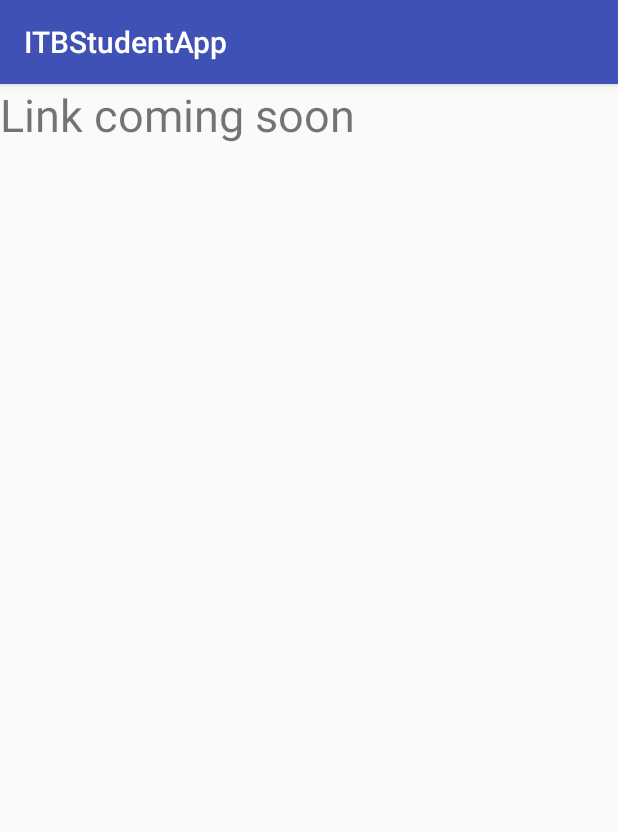
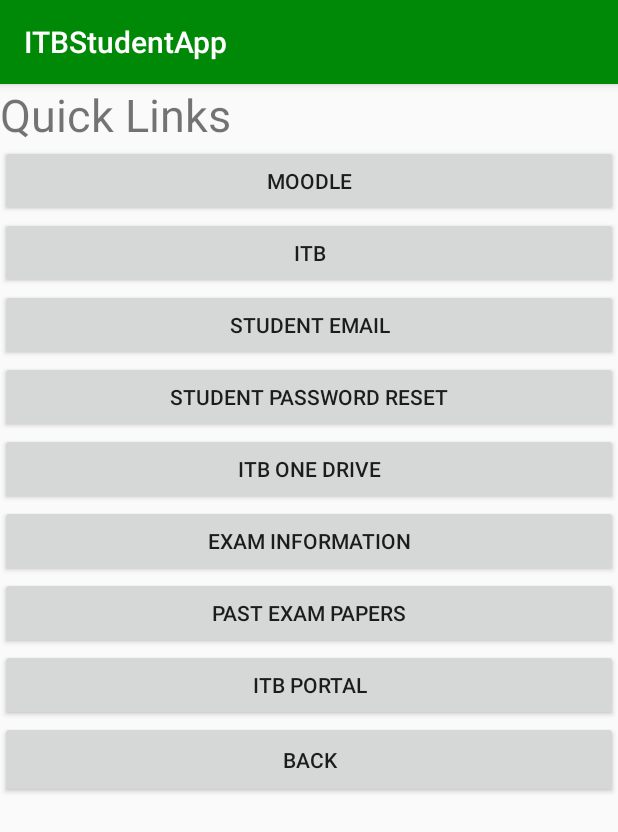
Before and after one commit to AndrewSherlock/Student-Andriod-Application, an Android app: the Links screen opened directly, with no data from a screen before it, on a phone screen of 412 x 824 dp. Shown: the top 832 px of the screen. Run offline under Robolectric (Android 15) with nearby library versions, the phone set to English and light mode, and no system bars.

Commit message:
Made Links page, changed the colours, removed code from Quiz, Forum and Timetable causing app to crash

```diff
--- a/app/src/main/res/layout/activity_links.xml
+++ b/app/src/main/res/layout/activity_links.xml
@@ -6,11 +6,110 @@
     android:layout_height="match_parent"
     tools:context="itbstudentapp.com.itbstudentapp.Transport">
 
-    <TextView
+    <GridLayout
         android:layout_width="match_parent"
         android:layout_height="match_parent"
-        android:text="Link coming soon"
-        android:textSize="30dp"
-        />
+        android:orientation="vertical">
+
+        <LinearLayout
+            xmlns:android="http://schemas.android.com/apk/res/android"
+            android:orientation="vertical"
+            android:layout_width="fill_parent"
+            android:layout_height="fill_parent">
+
+            <TextView
+                android:layout_width="fill_parent"
+                android:layout_height="wrap_content"
+                android:text="Quick Links"
+                android:textSize="30dp"/>
+            <Button
+                android:layout_height="wrap_content"
+                android:clickable="true"
+                android:autoLink="web"
+                android:cursorVisible="true"
+                android:layout_width="match_parent"
+                android:id="@+id/button_moodle"
+                android:text="Moodle"
+                android:linksClickable="true"
+                android:onClick="goToMoodle"/>
+
+            <Button
+                android:layout_height="wrap_content"
+                android:layout_width="match_parent"
+                android:text="ITB"
+                android:autoLink="web"
+                android:clickable="true"
+                android:id="@+id/button_ITB"
+                android:onClick="goToITB"/>
+
+
+            <Button
+                android:layout_height="wrap_content"
+                android:layout_width="match_parent"
+                android:text="Student Email"
+                android:autoLink="web"
+                android:clickable="true"
+                android:id="@+id/button_Email"
+                android:onClick="goToEmail"/>
+
+
+            <Button
+                android:layout_height="wrap_content"
+                android:layout_width="match_parent"
+                android:text="Student Password Reset"
+                android:autoLink="web"
+                android:clickable="true"
+                android:id="@+id/button_PassReset"
+                android:onClick="goToPassReset"/>
+
+            <Button
+                android:layout_height="wrap_content"
+                android:layout_width="match_parent"
+                android:text="ITB One Drive"
+                android:autoLink="web"
+                android:clickable="true"
+                android:id="@+id/button_OneDrive"
+                android:onClick="goToITBOneDrive"/>
+
+            <Button
+                android:layout_height="wrap_content"
+                android:layout_width="match_parent"
+                android:text="Exam Information"
+                android:autoLink="web"
+                android:clickable="true"
+                android:id="@+id/button_ExamInfo"
+                android:onClick="goToExamInfo"/>
+
+            <Button
+                android:layout_height="wrap_content"
+                android:layout_width="match_parent"
+                android:text="Past Exam Papers"
+                android:autoLink="web"
+                android:clickable="true"
+                android:id="@+id/button_PastPapers"
+                android:onClick="goToPastPapers"/>
+
+            <Button
+                android:layout_height="wrap_content"
+                android:layout_width="match_parent"
+                android:text="ITB Portal"
+                android:autoLink="web"
+                android:clickable="true"
+                android:id="@+id/button_ITBPortal"
+                android:onClick="goToITBPortal"/>
+
+            <Button
+                android:id="@+id/home"
+                android:layout_width="match_parent"
+                android:layout_height="51dp"
+                android:text="Back"
+                tools:layout_editor_absoluteX="0dp"
+                tools:layout_editor_absoluteY="460dp" />
+
+        </LinearLayout>
+
+    </GridLayout>
+
+
 
 </android.support.constraint.ConstraintLayout>
--- a/app/src/main/res/values/colors.xml
+++ b/app/src/main/res/values/colors.xml
@@ -1,6 +1,6 @@
 <?xml version="1.0" encoding="utf-8"?>
 <resources>
-    <color name="colorPrimary">#3F51B5</color>
-    <color name="colorPrimaryDark">#303F9F</color>
+    <color name="colorPrimary">#008906</color>
+    <color name="colorPrimaryDark">#005403</color>
     <color name="colorAccent">#FF4081</color>
 </resources>
--- a/app/src/main/res/values/strings.xml
+++ b/app/src/main/res/values/strings.xml
@@ -3,4 +3,9 @@
     <string name="title_activity_forum">Forum</string>
     <string name="title_activity_timetable">Timetable</string>
     <string name="title_activity_quiz">Quiz</string>
+    <string name="title_activity_transport">Transport</string>
+    <string name="title_activity_chat">Chat</string>
+    <string name="title_activity_map">Map</string>
+    <string name="title_activity_phone">Phone Numbers</string>
+    <string name="title_activity_links">Quick Links</string>
 </resources>
```
Also changed, not shown: app/src/main/AndroidManifest.xml (+3 -9 lines), app/src/main/java/itbstudentapp/com/itbstudentapp/Forum.java (+1 -17 lines), app/src/main/java/itbstudentapp/com/itbstudentapp/Links.java (+49 -2 lines), app/src/main/java/itbstudentapp/com/itbstudentapp/Quiz.java (+1 -17 lines), app/src/main/java/itbstudentapp/com/itbstudentapp/Timetable.java (+1 -17 lines), app/src/main/res/layout/activity_main.xml (+8 -8 lines).
